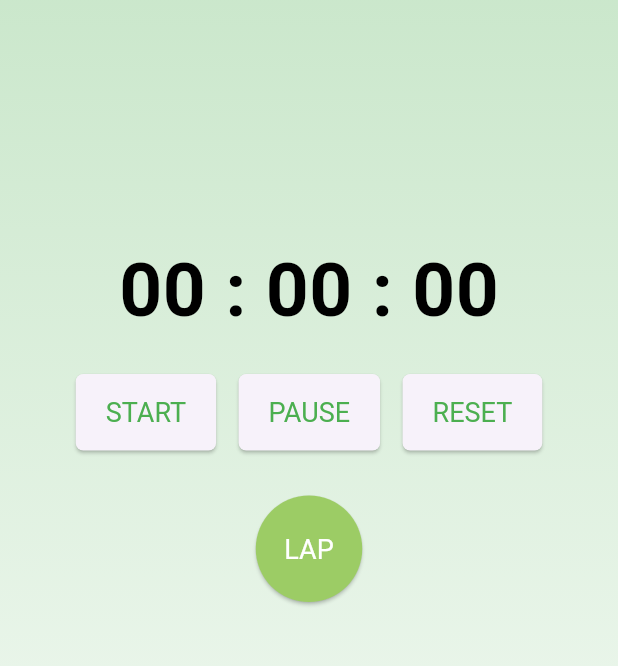
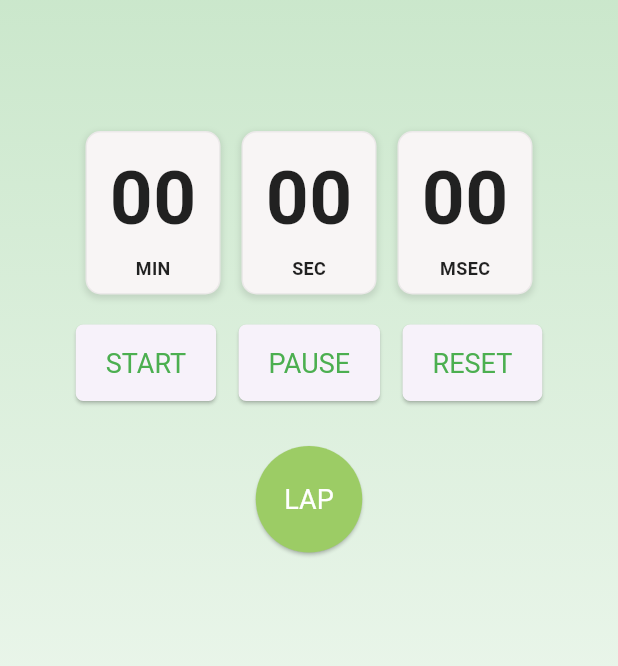
Before and after one commit to Rebeka97/stopwatch, a Flutter app: the screen it shows after launch, on a phone screen of 412 x 824 dp, the part 64-730 px from its top. Run offline on Flutter 3.47's test engine with Material 3 defaults, Android fonts, the phone set to English and light mode, and no system bars.

Commit message:
Finalized Card-Based Stopwatch UI

```diff
--- a/lib/main.dart
+++ b/lib/main.dart
@@ -146,6 +146,8 @@ class CounterAppState extends State<CounterApp> {
       color: displayColor,
     );
 
+    final TextStyle cardTextStyle = displayStyle.copyWith(fontSize: 40);
+
     return MaterialApp(
       debugShowCheckedModeBanner: false,
 
@@ -176,12 +178,35 @@ class CounterAppState extends State<CounterApp> {
               child: Column(
                 children: <Widget>[
                   Padding(
-                    padding: const EdgeInsets.only(top: 200.0),
+                    padding: const EdgeInsets.only(top: 130.0),
                     child: Row(
                       mainAxisAlignment: MainAxisAlignment.center,
                       //kozepre igazitja egy sorba a szamlalokat
                       children: <Widget>[
-                        Text(formattedTime, style: displayStyle),
+                        //Text(formattedTime, style: displayStyle),
+                        TimeCard(
+                          //perc kartyaja
+                          timeValue: minutes.toString().padLeft(2, '0'),
+                          label: 'MIN',
+                          displayStyle: cardTextStyle,
+                          highlightChange: highlightChange,
+                        ),
+
+                        TimeCard(
+                          //masodperc kartyaja
+                          timeValue: counter.toString().padLeft(2, '0'),
+                          label: 'SEC',
+                          displayStyle: cardTextStyle,
+                          highlightChange: highlightChange,
+                        ),
+
+                        TimeCard(
+                          //milisec kartyaja
+                          timeValue: milisec.toString().padLeft(2, '0'),
+                          label: 'MSEC',
+                          displayStyle: cardTextStyle,
+                          highlightChange: highlightChange,
+                        ),
                       ],
                     ),
                   ),
@@ -382,3 +407,68 @@ class CounterAppState extends State<CounterApp> {
     );
   }
 }
+
+//Uj widget elhelyezese
+class TimeCard extends StatelessWidget {
+  final String timeValue;
+  final String label;
+  final TextStyle displayStyle;
+  final bool highlightChange;
+
+  const TimeCard({
+    super.key,
+    required this.timeValue,
+    required this.label,
+    required this.displayStyle,
+    required this.highlightChange,
+  });
+
+  @override
+  Widget build(BuildContext context) {
+    final Color cardColor = const Color(0xFFF8F5F5);
+
+    final Color highlightColor = highlightChange
+        ? Colors.green
+        : Colors.black87;
+
+    return Container(
+      width: 90,
+
+      decoration: BoxDecoration(
+        color: cardColor,
+        borderRadius: BorderRadius.circular(10),
+        border: Border.all(color: Colors.black.withOpacity(0.05), width: 1),
+        boxShadow: [
+          BoxShadow(
+            color: Colors.black.withOpacity(0.1),
+            spreadRadius: 1,
+            blurRadius: 3,
+            offset: const Offset(0, 2),
+          ),
+        ],
+      ),
+      padding: const EdgeInsets.all(8),
+      margin: const EdgeInsets.symmetric(horizontal: 7),
+      // Kis helyet hagyunk a kártyák között
+      child: Column(
+        mainAxisSize: MainAxisSize.min,
+        children: [
+          Text(
+            timeValue,
+
+            style: displayStyle.copyWith(color: highlightColor, fontSize: 50),
+          ),
+          const SizedBox(height: 2),
+          Text(
+            label,
+            style: TextStyle(
+              fontSize: 12,
+              fontWeight: FontWeight.w600,
+              color: highlightColor,
+            ),
+          ),
+        ],
+      ),
+    );
+  }
+}
```
